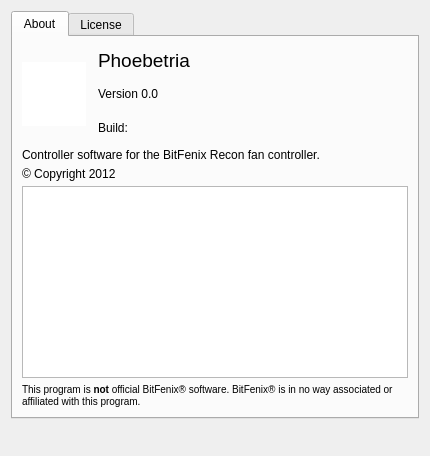
Qt form gui_about.ui (Shub77/phoebetria-code) before a commit.
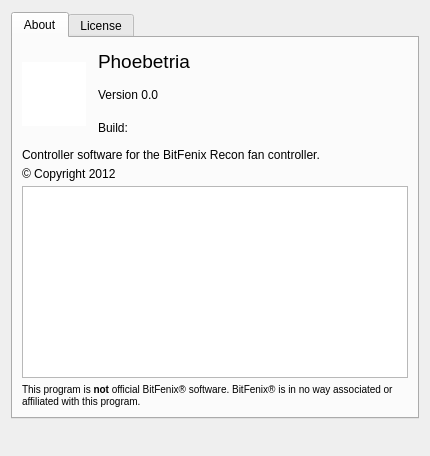
The same form after that commit. Icons and pictures are not drawn.

Diff of the .ui file:
```diff
--- a/gui_about.ui
+++ b/gui_about.ui
@@ -21,6 +21,15 @@
     <normaloff>:/Images/phoebetria_icon_16.png</normaloff>:/Images/phoebetria_icon_16.png</iconset>
   </property>
   <layout class="QVBoxLayout" name="verticalLayout_2">
+   <property name="spacing">
+    <number>5</number>
+   </property>
+   <property name="topMargin">
+    <number>12</number>
+   </property>
+   <property name="bottomMargin">
+    <number>12</number>
+   </property>
    <item>
     <widget class="QTabWidget" name="tabWidget">
      <property name="currentIndex">
```
